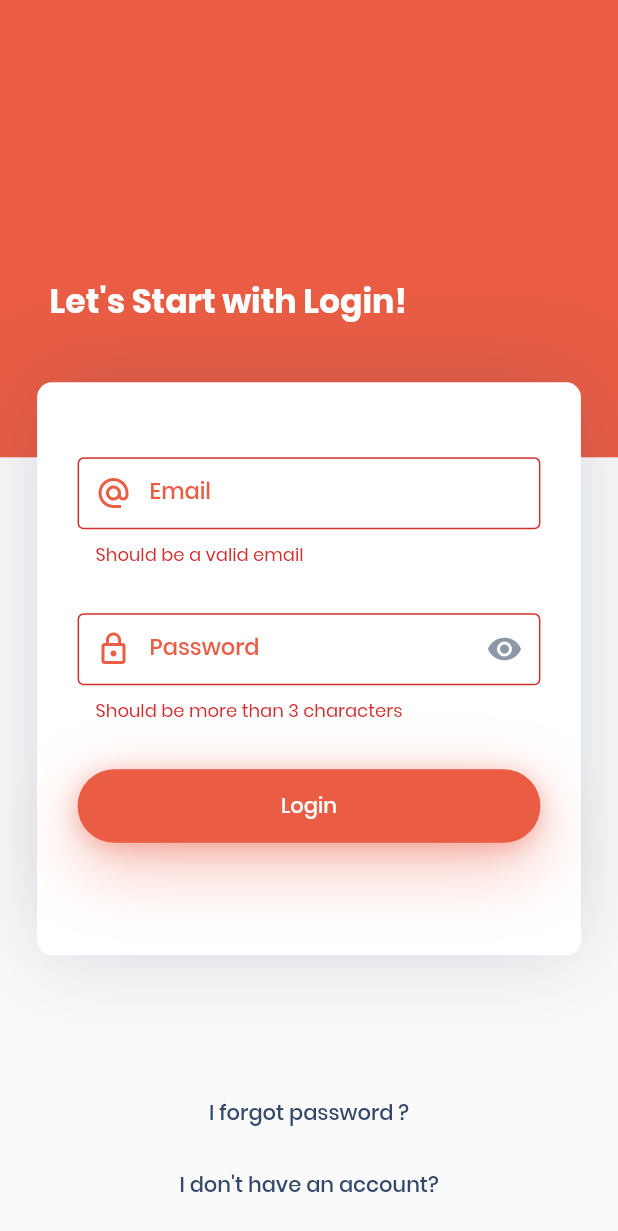
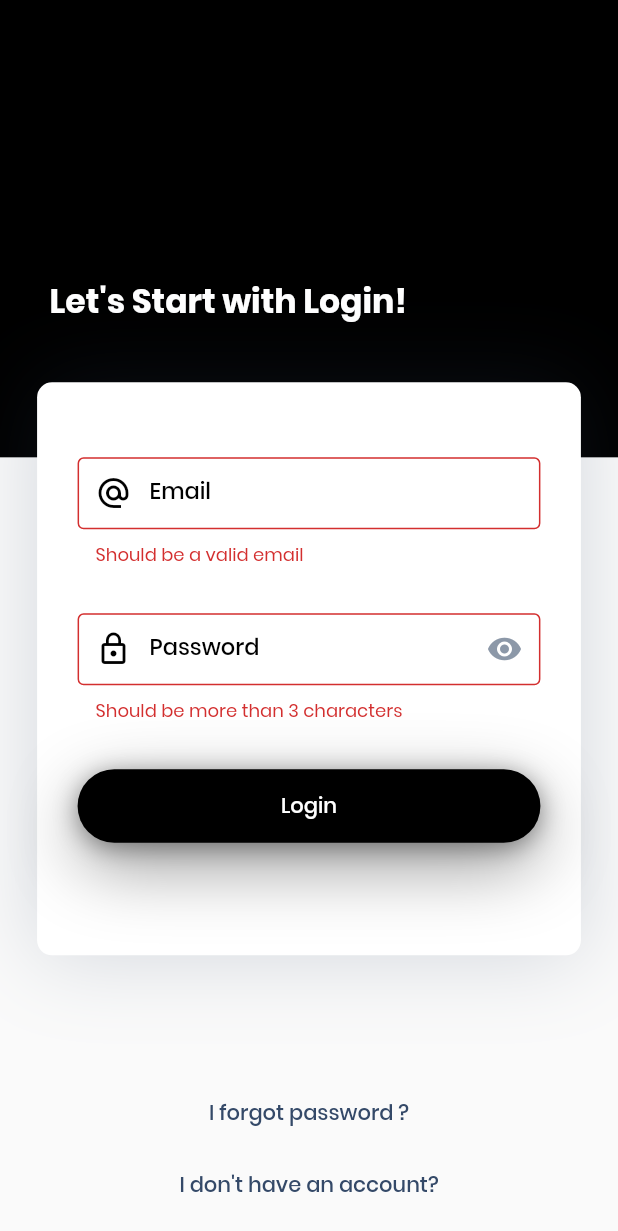
Before and after one commit to script972/customer_restaurant_app, a Flutter app: the screen it shows after launch, after a tap on "Login", on a phone screen of 412 x 824 dp. Shown: the top 1231 px of the screen. Run offline on Flutter 3.47's test engine with Material 2 defaults, Android fonts, the phone set to English and light mode, and no system bars; our stand-ins replace cached_network_image, dynamic_theme, firebase_analytics, firebase_messaging, flutter_html, flutter_svg and 5 more; missing offline and left inert: flutter_inappbrowser, global_configuration; accounts and stored records are empty; network calls fail.

Commit message:
change logo

```diff
--- a/lib/config/app_config.dart
+++ b/lib/config/app_config.dart
@@ -35,14 +35,14 @@ class App {
 
 class Colors {
 //  Color _mainColor = Color(0xFFFF4E6A);
-  Color _mainColor = Color(0xFFea5c44);
-  Color _mainDarkColor = Color(0xFFea5c44);
+  Color _mainColor = Color(0xFF000000);
+  Color _mainDarkColor = Color(0xFFC80836);
   Color _secondColor = Color(0xFF344968);
   Color _secondDarkColor = Color(0xFFccccdd);
   Color _accentColor = Color(0xFF8C98A8);
   Color _accentDarkColor = Color(0xFF9999aa);
   Color _scaffoldDarkColor = Color(0xFF2C2C2C);
-  Color _scaffoldColor = Color(0xFFFAFAFA);
+  Color _scaffoldColor = Color(0xFFFFFFFF);
 
   Color mainColor(double opacity) {
     return this._mainColor.withOpacity(opacity);
--- a/lib/src/pages/splash_screen.dart
+++ b/lib/src/pages/splash_screen.dart
@@ -55,11 +55,12 @@ class SplashScreenState extends StateMVC<SplashScreen> {
             crossAxisAlignment: CrossAxisAlignment.center,
             mainAxisAlignment: MainAxisAlignment.center,
             children: <Widget>[
-              Icon(
+              /*Icon(
                 Icons.restaurant_menu,
                 size: 90,
                 color: Theme.of(context).scaffoldBackgroundColor,
-              ),
+              ),*/
+              Image.asset("assets/img/logo_image.png"),
               Text(
                 S.of(context).multirestaurants,
                 style: Theme.of(context)
--- a/pubspec.yaml
+++ b/pubspec.yaml
@@ -11,7 +11,7 @@
 # In iOS, build-name is used as CFBundleShortVersionString while build-number used as CFBundleVersion.
 # Read more about iOS versioning at
 # https://developer.apple.com/library/archive/documentation/General/Reference/InfoPlistKeyReference/Articles/CoreFoundationKeys.html
-version: 1.7.0
+version: 1.7.1
 
 environment:
   sdk: ">=2.1.0 <3.0.0"
@@ -33,7 +33,7 @@
   http: ^0.12.0+2
   intl: ^0.16.0
   html: ^0.14.0+2
-  shared_preferences: ^0.5.6
+  shared_preferences: 0.5.6+1
   flutter_html: ^0.10.4
   flutter_svg: ^0.14.2
   location: ^2.3.5
@@ -84,6 +84,7 @@
     - assets/img/cash.png
     - assets/img/pay_pickup.png
     - assets/img/loading.gif
+    - assets/img/
 
   # An image asset can refer to one or more resolution-specific "variants", see
   # https://flutter.dev/assets-and-images/#resolution-aware.
```
Also changed, not shown: assets/img/logo_image.png (added), 1 other file.
